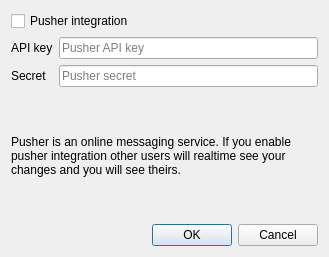
This is ui/datasharingdlg.ui in sgh/FOE as Qt 5 draws it before an edit. The edited form follows.
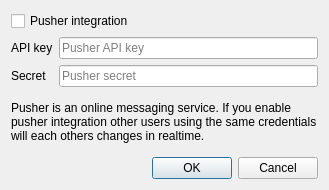
This is the edited form.

Commit message: Refine tet in Data sharing dialog.

```diff
--- a/ui/datasharingdlg.ui
+++ b/ui/datasharingdlg.ui
@@ -7,13 +7,13 @@
     <x>0</x>
     <y>0</y>
     <width>329</width>
-    <height>257</height>
+    <height>190</height>
    </rect>
   </property>
   <property name="minimumSize">
    <size>
     <width>329</width>
-    <height>257</height>
+    <height>190</height>
    </size>
   </property>
   <property name="windowTitle">
@@ -62,7 +62,7 @@
    <item>
     <widget class="QLabel" name="label_3">
      <property name="text">
-      <string>Pusher is an online messaging service. If you enable pusher integration other users will realtime see your changes and you will see theirs.</string>
+      <string>Pusher is an online messaging service. If you enable pusher integration other users using the same credentials will each others changes in realtime.</string>
      </property>
      <property name="wordWrap">
       <bool>true</bool>
```
The commit also changes 1 other file.
